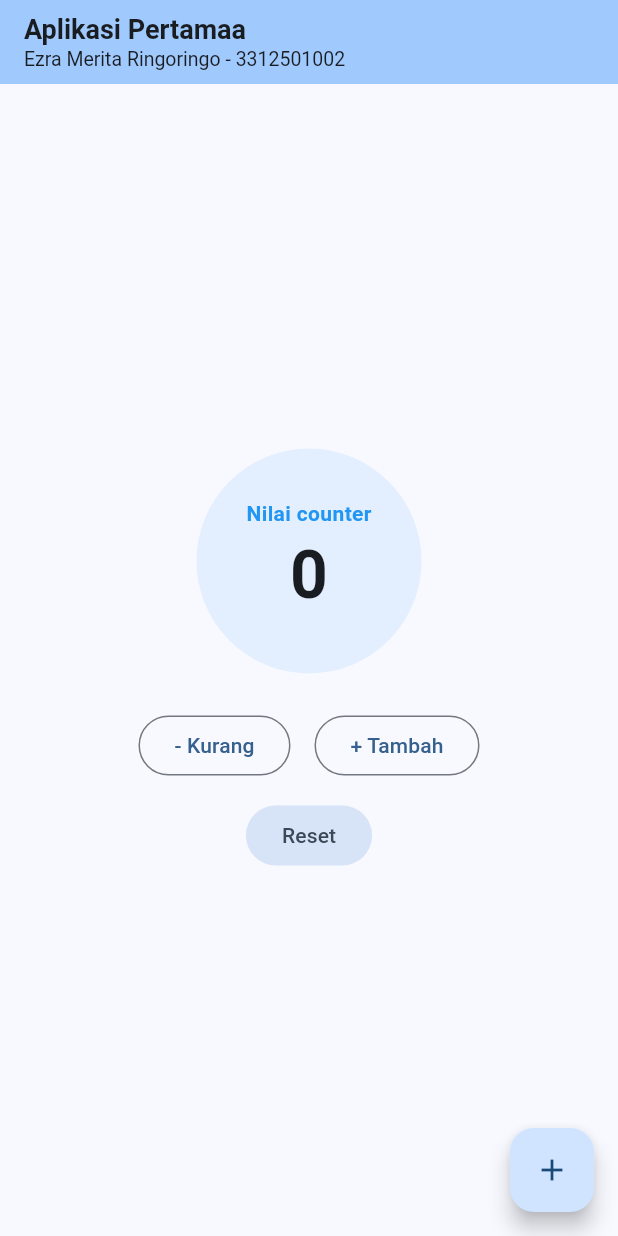
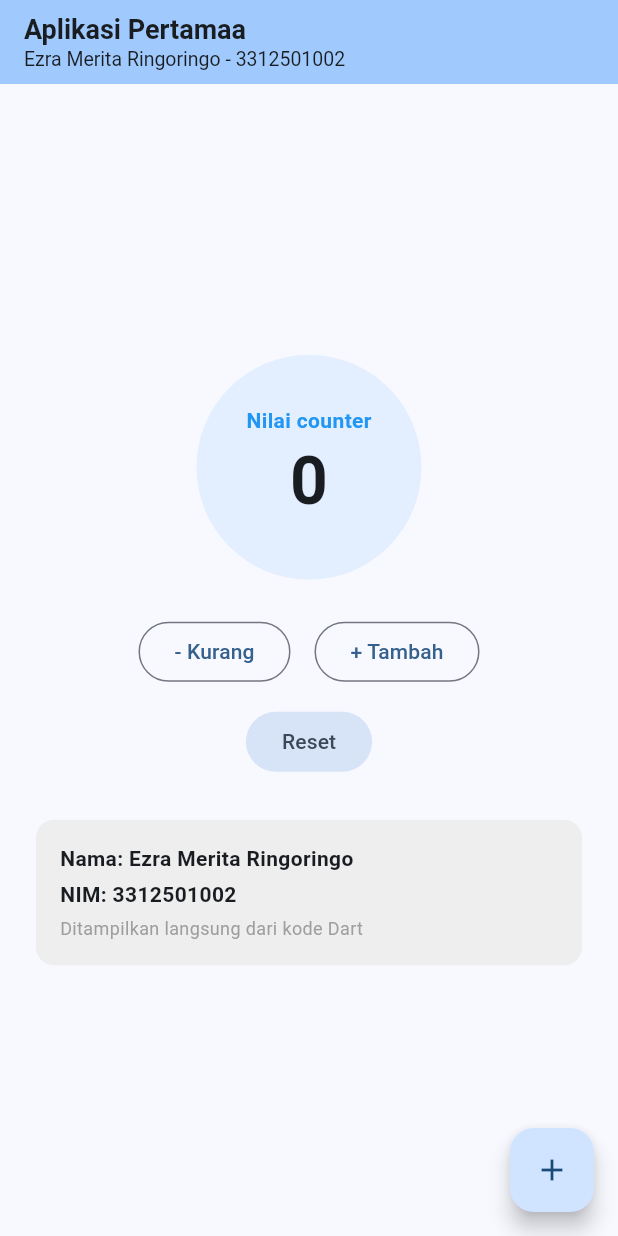
Before and after one commit to Ezraa27/tugas1_3312501002, a Flutter app: the screen it shows after launch, on a phone screen of 412 x 824 dp. Run offline on Flutter 3.47's test engine with Material 3 defaults, Android fonts, the light colour scheme and no system bars.

Commit message:
widget Nama NIM dan identitas

```diff
--- a/lib/main.dart
+++ b/lib/main.dart
@@ -125,6 +125,38 @@ class _MyHomePageState extends State<MyHomePage> {
                 onPressed: _resetCounter,
                 child: const Text('Reset'),
               ),
+              const SizedBox(height: 28),
+              // kotak informasi identitas
+              Card(
+                elevation: 0,
+                color: Colors.grey.shade200,
+                margin: const EdgeInsets.symmetric(horizontal: 24),
+                child: Padding(
+                  padding: const EdgeInsets.all(16.0),
+                  child: SizedBox(
+                    width: double.infinity,
+                    child: Column(
+                      crossAxisAlignment: CrossAxisAlignment.start,
+                      children: [
+                        Text(
+                          'Nama: $nama',
+                          style: const TextStyle(fontWeight: FontWeight.bold),
+                        ),
+                        const SizedBox(height: 4),
+                        Text(
+                          'NIM: $nim',
+                          style: const TextStyle(fontWeight: FontWeight.bold),
+                        ),
+                        const SizedBox(height: 4),
+                        const Text(
+                          'Ditampilkan langsung dari kode Dart',
+                          style: TextStyle(fontSize: 12, color: Colors.grey),
+                        ),
+                      ],
+                    ),
+                  ),
+                ),
+              ),
             ],
           ),
         ),
```
